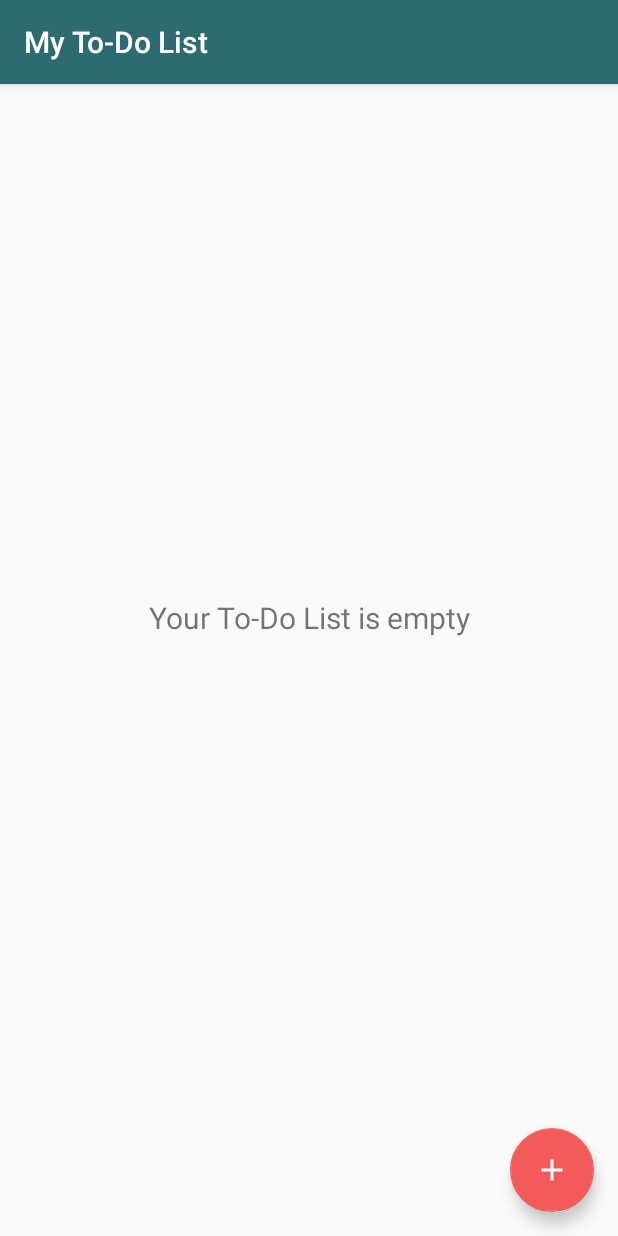
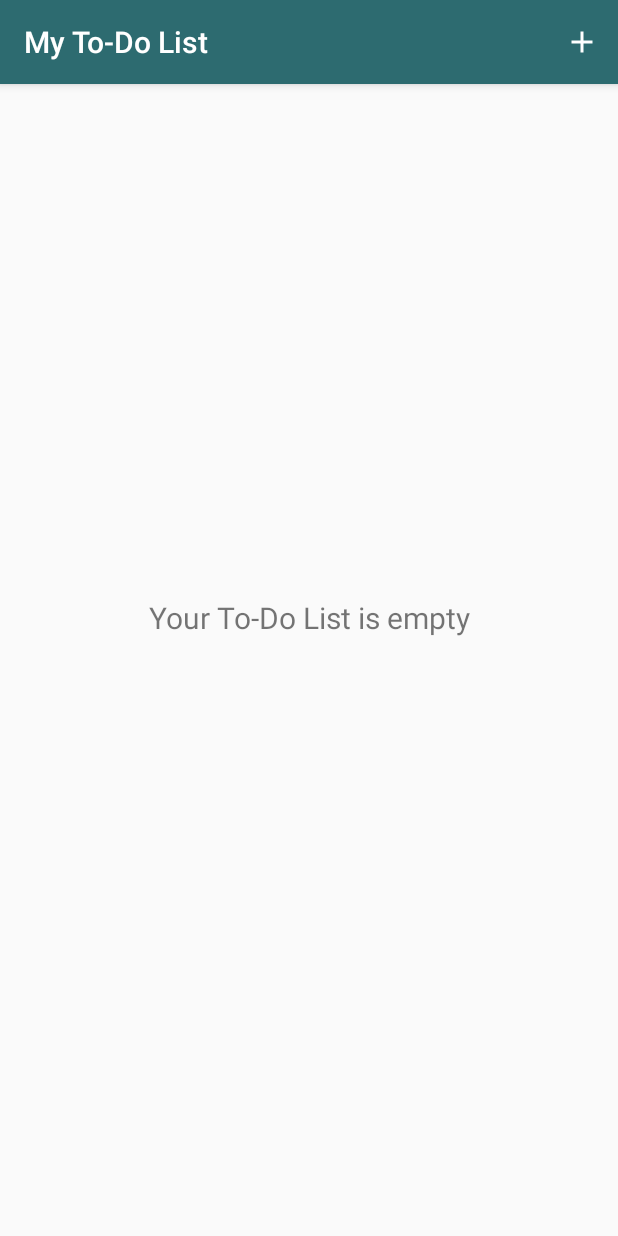
Before and after one commit to emitchel/Todo, an Android app: the screen it shows after launch (MainActivity), on a phone screen of 412 x 824 dp. Run offline under Robolectric (Android 15) with nearby library versions, the phone set to English and light mode, and no system bars; our stand-ins replace ButterKnife.

Commit message:
- Fix edge case where list view wouldn't update when editing an item while rotating phone - Replace FAB with menu icon - Add delete confirmation

```diff
--- a/app/src/main/java/com/kylehanish/todo/MainActivity.java
+++ b/app/src/main/java/com/kylehanish/todo/MainActivity.java
@@ -5,6 +5,7 @@ import android.app.Dialog;
 import android.content.Context;
 import android.content.DialogInterface;
 import android.os.Bundle;
+import android.os.PersistableBundle;
 import android.support.annotation.NonNull;
 import android.support.design.widget.FloatingActionButton;
 import android.support.design.widget.Snackbar;
@@ -12,7 +13,10 @@ import android.support.v7.app.AppCompatActivity;
 import android.support.v7.widget.LinearLayoutManager;
 import android.support.v7.widget.RecyclerView;
 import android.support.v7.widget.Toolbar;
+import android.view.Menu;
+import android.view.MenuItem;
 import android.view.View;
+import android.widget.ImageView;
 import android.widget.TextView;
 
 import com.kylehanish.todo.adapters.TodoItemArrayAdapter;
@@ -22,10 +26,13 @@ import com.kylehanish.todo.interfaces.iTodoItemChangeListener;
 import com.kylehanish.todo.repository.TodoSQLRepository;
 import com.kylehanish.todo.repository.iTodoRepository;
 
+import java.util.ArrayList;
+import java.util.Arrays;
 import java.util.List;
 
 import butterknife.BindView;
 import butterknife.ButterKnife;
+import butterknife.OnClick;
 import butterknife.Unbinder;
 
 public class MainActivity extends AppCompatActivity implements iTodoItemChangeListener {
@@ -38,21 +45,19 @@ public class MainActivity extends AppCompatActivity implements iTodoItemChangeLi
     @BindView(R.id.items_list)
     RecyclerView recyclerView;
 
-    @BindView(R.id.fab)
-    FloatingActionButton fab;
-
     @BindView(R.id.toolbar)
     Toolbar toolbar;
 
     @BindView(R.id.empty_todo_list)
     TextView emptyTodoList;
 
-//    Page Variables
+    //    Page Variables
     private Context mContext;
     private Unbinder mUnbinder;
     private TodoItemArrayAdapter mAdapter;
-    private List<TodoItem> mTodoItems;
+    private ArrayList<TodoItem> mTodoItems;
     private iTodoRepository mRepository;
+    private LinearLayoutManager layoutManager;
 
     @Override
     protected void onCreate(Bundle savedInstanceState) {
@@ -64,39 +69,77 @@ public class MainActivity extends AppCompatActivity implements iTodoItemChangeLi
 
         setSupportActionBar(toolbar);
 
-        fab.setOnClickListener(new View.OnClickListener() {
-            @Override
-            public void onClick(View view) {
-                showEditorDialog(null);
-            }
-        });
+        mRepository = new TodoSQLRepository(mContext);
 
-        mRepository = new TodoSQLRepository(mContext);
-        mTodoItems = mRepository.getTodoItems(null,null,null,null,null);
-        mAdapter = new TodoItemArrayAdapter(this,R.layout.list_item_todo, mTodoItems,this);
+        SetBundleValues(savedInstanceState);
+        getListData();
+
+        mAdapter = new TodoItemArrayAdapter(this, R.layout.list_item_todo, mTodoItems, this);
         recyclerView.setAdapter(mAdapter);
         recyclerView.setLayoutManager(new LinearLayoutManager(this));
+
+    }
+
+
+    @Override
+    public boolean onCreateOptionsMenu(Menu menu) {
+        getMenuInflater().inflate(R.menu.menu_main, menu);
+        return true;
     }
 
     @Override
-    public void onResume(){
+    public boolean onOptionsItemSelected(MenuItem item) {
+        int id = item.getItemId();
+
+        if (id == R.id.add_new_item) {
+            showEditorDialog(null);
+            return true;
+        }
+
+        return super.onOptionsItemSelected(item);
+    }
+
+
+    @Override
+    protected void onSaveInstanceState(Bundle outState) {
+        super.onSaveInstanceState(outState);
+        outState.putParcelableArrayList(BUNDLE_TODO_ITEMS, mTodoItems);
+
+    }
+
+    private void SetBundleValues(Bundle args) {
+
+        if (args != null) {
+            if (args.containsKey(BUNDLE_TODO_ITEMS)) {
+                mTodoItems = args.getParcelableArrayList(BUNDLE_TODO_ITEMS);
+            }
+        }
+
+    }
+
+    @Override
+    public void onResume() {
         super.onResume();
 
-        if(mTodoItems == null){
-            mTodoItems = mRepository.getTodoItems(null,null,null,null,null);
-            mAdapter.notifyDataSetChanged();
-        }
+        getListData();
         SetListVisibilty();
     }
 
-    private void SetListVisibilty(){
-        if(mTodoItems != null && mTodoItems.size() >0){
-            if(recyclerView.getVisibility() == View.GONE){
+
+    private void getListData() {
+        if (mTodoItems == null) {
+            mTodoItems = mRepository.getTodoItems(null, null, null, null, null);
+        }
+    }
+
+    private void SetListVisibilty() {
+        if (mTodoItems != null && mTodoItems.size() > 0) {
+            if (recyclerView.getVisibility() == View.GONE) {
                 emptyTodoList.setVisibility(View.GONE);
                 recyclerView.setVisibility(View.VISIBLE);
             }
-        }else{
-            if(recyclerView.getVisibility() == View.VISIBLE){
+        } else {
+            if (recyclerView.getVisibility() == View.VISIBLE) {
                 emptyTodoList.setVisibility(View.VISIBLE);
                 recyclerView.setVisibility(View.GONE);
             }
@@ -104,11 +147,10 @@ public class MainActivity extends AppCompatActivity implements iTodoItemChangeLi
     }
 
 
-
     @Override
     public void SaveTodoItem(TodoItem item, boolean isEdit) {
         item = mRepository.SaveTodoItem(item);
-        if(!isEdit){
+        if (!isEdit) {
             //new item is being addeed
             mTodoItems.add(item);
         }
@@ -118,9 +160,9 @@ public class MainActivity extends AppCompatActivity implements iTodoItemChangeLi
 
     @Override
     public void DeleteItem(int position, int itemID) {
-        if(mTodoItems.size() > 0 && position >= 0 && position < mTodoItems.size()){
+        if (mTodoItems.size() > 0 && position >= 0 && position < mTodoItems.size()) {
             boolean deleted = mRepository.DeleteTodoItem(itemID);
-            if(deleted){
+            if (deleted) {
                 mTodoItems.remove(position);
                 mAdapter.notifyDataSetChanged();
 
@@ -134,18 +176,18 @@ public class MainActivity extends AppCompatActivity implements iTodoItemChangeLi
         showEditorDialog(item);
     }
 
-    private void showEditorDialog(TodoItem item){
+    private void showEditorDialog(TodoItem item) {
 
-        if(getFragmentManager().findFragmentByTag(TodoDialogFragment.TAG) == null){
+        if (getFragmentManager().findFragmentByTag(TodoDialogFragment.TAG) == null) {
             TodoDialogFragment dialogFragment = new TodoDialogFragment();
 
-            if(item != null){
+            if (item != null) {
                 Bundle args = new Bundle();
                 args.putParcelable(TodoDialogFragment.BUNDLE_TODO_ITEM, item);
                 dialogFragment.setArguments(args);
             }
 
-            dialogFragment.show(getFragmentManager(),TodoDialogFragment.TAG);
+            dialogFragment.show(getFragmentManager(), TodoDialogFragment.TAG);
         }
     }
 
--- a/app/src/main/java/com/kylehanish/todo/repository/TodoSQLRepository.java
+++ b/app/src/main/java/com/kylehanish/todo/repository/TodoSQLRepository.java
@@ -97,8 +97,8 @@ public class TodoSQLRepository extends SQLiteOpenHelper implements iTodoReposito
         return values;
     }
 
-    private List<TodoItem> BuildTodoItems(Cursor cursor){
-        List<TodoItem> items = new ArrayList<>();
+    private ArrayList<TodoItem> BuildTodoItems(Cursor cursor){
+        ArrayList<TodoItem> items = new ArrayList<>();
 
         if (cursor != null &&  cursor.moveToFirst()){
 
@@ -150,7 +150,7 @@ public class TodoSQLRepository extends SQLiteOpenHelper implements iTodoReposito
     }
 
     @Override
-    public List<TodoItem> getTodoItems(String selection, String[] selectionArgs, String groupBy, String having, String orderBy) {
+    public ArrayList<TodoItem> getTodoItems(String selection, String[] selectionArgs, String groupBy, String having, String orderBy) {
         Cursor cursor = ReadableDB().query(TABLE, null, selection, selectionArgs, groupBy, having, orderBy);
         return BuildTodoItems(cursor);
     }
--- a/app/src/main/java/com/kylehanish/todo/repository/iTodoRepository.java
+++ b/app/src/main/java/com/kylehanish/todo/repository/iTodoRepository.java
@@ -4,6 +4,7 @@ import android.content.Context;
 
 import com.kylehanish.todo.classes.TodoItem;
 
+import java.util.ArrayList;
 import java.util.List;
 
 /**
@@ -11,9 +12,9 @@ import java.util.List;
  */
 
 public interface iTodoRepository {
-    List<TodoItem> getTodoItems(String selection,
-                                String[] selectionArgs, String groupBy, String having,
-                                String orderBy);
+    ArrayList<TodoItem> getTodoItems(String selection,
+                                     String[] selectionArgs, String groupBy, String having,
+                                     String orderBy);
     TodoItem SaveTodoItem(TodoItem item);
     boolean DeleteTodoItem(int ID);
     TodoItem GetTodoItem(int ID);
--- a/app/src/main/res/layout/activity_main.xml
+++ b/app/src/main/res/layout/activity_main.xml
@@ -39,10 +39,4 @@
         android:text="@string/empty_todo_list"
         android:visibility="gone"/>
 
-    <android.support.design.widget.FloatingActionButton
-        app:layout_behavior=".events.ScrollingFABBehavior"
-        android:id="@+id/fab"
-        style="@style/AppTheme.FloatingActionButton"
-        android:src="@drawable/ic_add_white_24px" />
-
 </android.support.design.widget.CoordinatorLayout>
--- a/app/src/main/res/layout/list_item_todo.xml
+++ b/app/src/main/res/layout/list_item_todo.xml
@@ -25,8 +25,7 @@
             android:layout_height="wrap_content"
             android:layout_weight="1"
             android:singleLine="false"
-            android:padding="8dp"
-            tools:text="@string/lorem_ipsum" />
+            android:padding="8dp" />
 
 
         <ImageView
--- a/app/src/main/res/menu/menu_main.xml
+++ b/app/src/main/res/menu/menu_main.xml
@@ -3,8 +3,9 @@
     xmlns:tools="http://schemas.android.com/tools"
     tools:context="com.kylehanish.todo.MainActivity">
     <item
-        android:id="@+id/action_settings"
-        android:orderInCategory="100"
-        android:title="@string/action_settings"
-        app:showAsAction="never" />
+        android:id="@+id/add_new_item"
+        android:title="@string/add_new_item"
+        android:orderInCategory="79"
+        android:icon="@drawable/ic_add_white_24px"
+        app:showAsAction="ifRoom" />
 </menu>
--- a/app/src/main/res/values/strings.xml
+++ b/app/src/main/res/values/strings.xml
@@ -8,5 +8,7 @@
     <string name="add_new_item">Add new To-Do Item</string>
     <string name="edit_item">Edit To-Do Item</string>
     <string name="empty_todo_list">Your To-Do List is empty</string>
+    <string name="delete_this_item">Delete this To-Do Item?</string>
+    <string name="delete">Delete</string>
 
 </resources>
```
Also changed, not shown: app/src/main/java/com/kylehanish/todo/adapters/TodoItemArrayAdapter.java (+31 -17 lines), app/src/main/java/com/kylehanish/todo/fragments/TodoDialogFragment.java (+12 -15 lines).
